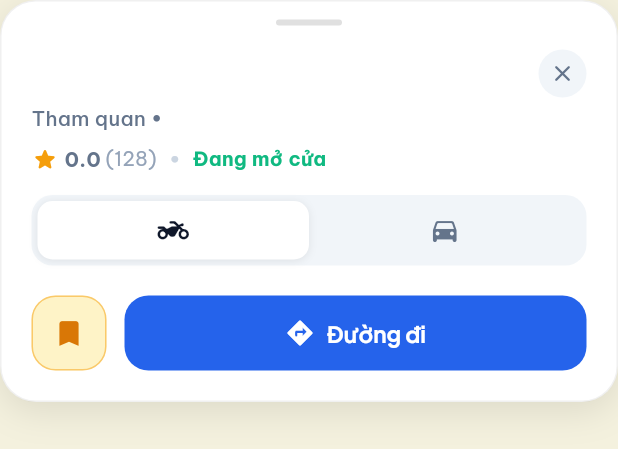
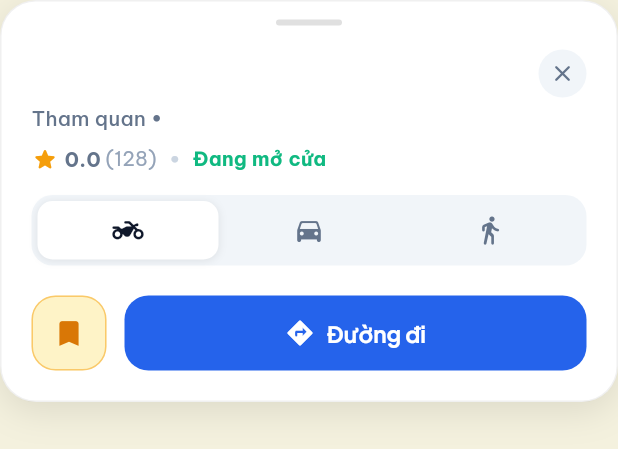
Before and after one commit to nhattminh1204/codo-ky, a Flutter app: the MapBottomSheet widget shown alone on an empty page, opened directly with empty values, after a tap on the "bookmark outline" icon, on a phone screen of 412 x 824 dp. Shown: the top 449 px of the screen. Run offline on Flutter 3.47's test engine with Material 3 defaults, Android fonts, the phone set to English and light mode, and no system bars; our stand-ins replace cloud_firestore, dio, firebase_auth, firebase_core, flutter_dotenv, flutter_map and 14 more; missing offline and left inert: flutter_map_marker_cluster, gpx, liquid_glass_widgets; accounts and stored records are empty.

Commit message:
feat(map): add walking travel mode option (icon-only walking chip & OSRM routing support)

```diff
--- a/lib/features/map/presentation/providers/map_provider.dart
+++ b/lib/features/map/presentation/providers/map_provider.dart
@@ -138,7 +138,7 @@ class MapNotifier extends StateNotifier<MapState> {
   }
 
   Future<void> setTravelMode(String mode) async {
-    if (!['motorbike', 'driving'].contains(mode)) return;
+    if (!['motorbike', 'driving', 'walking'].contains(mode)) return;
     if (state.travelMode == mode) return;
 
     state = state.copyWith(travelMode: mode, currentStepIndex: 0);
--- a/lib/features/map/presentation/screens/map_home_screen.dart
+++ b/lib/features/map/presentation/screens/map_home_screen.dart
@@ -784,6 +784,8 @@ class _MapHomeScreenState extends ConsumerState<MapHomeScreen> with TickerProvid
                               _buildMiniTravelModeChip('motorbike', '🛵 Xe máy', state.travelMode),
                               const SizedBox(width: 4),
                               _buildMiniTravelModeChip('driving', '🚗 Ô tô', state.travelMode),
+                              const SizedBox(width: 4),
+                              _buildMiniTravelModeChip('walking', '🚶 Đi bộ', state.travelMode),
                             ],
                           ),
                         ],
--- a/lib/features/map/presentation/widgets/map_bottom_sheet.dart
+++ b/lib/features/map/presentation/widgets/map_bottom_sheet.dart
@@ -224,6 +224,7 @@ class MapBottomSheet extends ConsumerWidget {
             children: [
               _buildTravelModeChip(context, ref, mode: 'motorbike', tooltip: 'Xe máy', icon: Icons.two_wheeler_rounded, isSelected: currentMode == 'motorbike'),
               _buildTravelModeChip(context, ref, mode: 'driving', tooltip: 'Ô tô', icon: Icons.directions_car_rounded, isSelected: currentMode == 'driving'),
+              _buildTravelModeChip(context, ref, mode: 'walking', tooltip: 'Đi bộ', icon: Icons.directions_walk_rounded, isSelected: currentMode == 'walking'),
             ],
           ),
         ),
```
